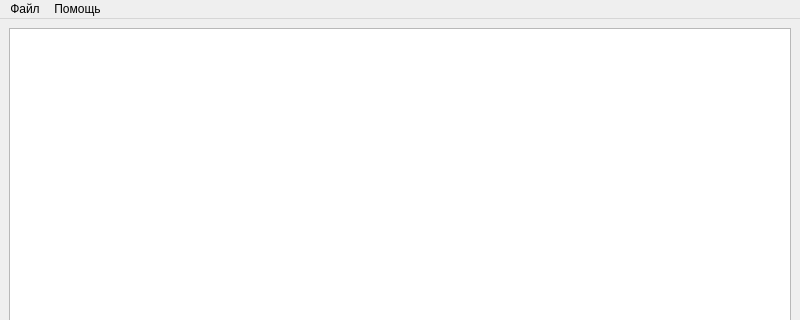
Qt form server/qtchat_server/mainwindow.ui (andrei-vinokurov/qtchat) before a commit; both pictures show x 0 to 800 and y 0 to 320 of the 800 by 600 pixel window.
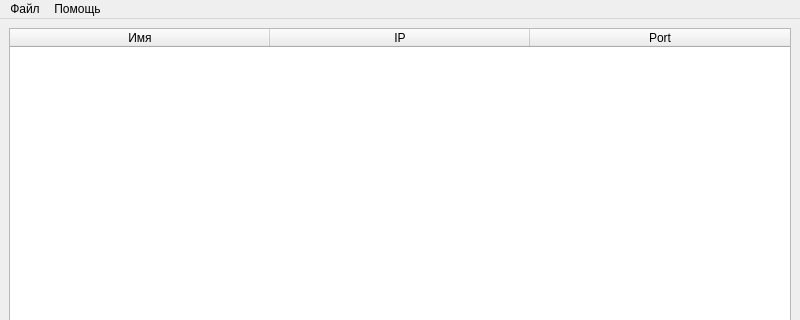
The same form after that commit.

```diff
--- a/server/qtchat_server/mainwindow.ui
+++ b/server/qtchat_server/mainwindow.ui
@@ -14,7 +14,7 @@
    <string>MainWindow</string>
   </property>
   <widget class="QWidget" name="centralwidget">
-   <widget class="QTableView" name="tableView">
+   <widget class="QTableWidget" name="tableWidget">
     <property name="geometry">
      <rect>
       <x>9</x>
@@ -23,6 +23,30 @@
       <height>539</height>
      </rect>
     </property>
+    <property name="columnCount">
+     <number>3</number>
+    </property>
+    <attribute name="horizontalHeaderCascadingSectionResizes">
+     <bool>false</bool>
+    </attribute>
+    <attribute name="horizontalHeaderDefaultSectionSize">
+     <number>260</number>
+    </attribute>
+    <column>
+     <property name="text">
+      <string>Имя</string>
+     </property>
+    </column>
+    <column>
+     <property name="text">
+      <string>IP</string>
+     </property>
+    </column>
+    <column>
+     <property name="text">
+      <string>Port</string>
+     </property>
+    </column>
    </widget>
   </widget>
   <widget class="QMenuBar" name="menubar">
```
Left out of the diff: 27 changed lines with no effect on the pictures.
